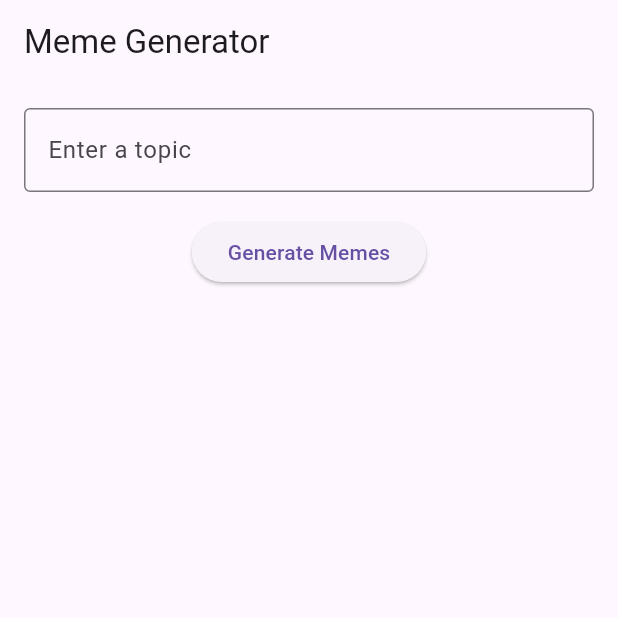
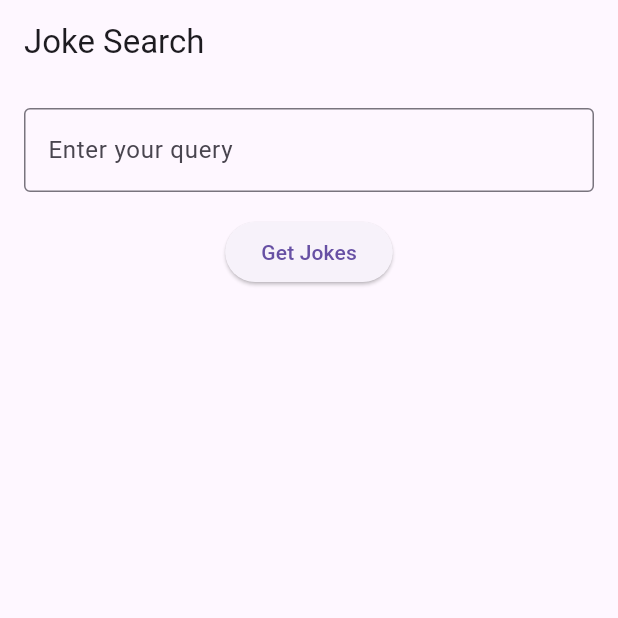
Before and after one commit to kd1308/MemeGen_Frontend, a Flutter app: the screen it shows after launch, on a phone screen of 412 x 824 dp, the top half of it. Run offline on Flutter 3.47's test engine with Material 3 defaults, Android fonts, the phone set to English and light mode, and no system bars; our stand-ins replace firebase_core; accounts and stored records are empty.

```diff
--- a/lib/main.dart
+++ b/lib/main.dart
@@ -14,32 +14,36 @@ class MemeApp extends StatelessWidget {
       theme: ThemeData(
         primarySwatch: Colors.blue,
       ),
-      home: MemeGeneratorPage(),
+      home: JokeSearchScreen(),
     );
   }
 }
 
-class MemeGeneratorPage extends StatefulWidget {
+class JokeSearchScreen extends StatefulWidget {
   @override
-  _MemeGeneratorPageState createState() => _MemeGeneratorPageState();
+  _JokeSearchScreenState createState() => _JokeSearchScreenState();
 }
 
-class _MemeGeneratorPageState extends State<MemeGeneratorPage> {
-  final TextEditingController _controller = TextEditingController();
-  List<dynamic> _memes = [];
+class _JokeSearchScreenState extends State<JokeSearchScreen> {
+  TextEditingController _controller = TextEditingController();
+  List<String> _memes = []; // Change to List<String> for clarity
+  String? _question; // To store the question from the response
 
-  Future<void> _generateMemes(String topic) async {
+  Future<void> fetchJokes(String query) async {
     final response = await http.get(
-      Uri.parse('http://127.0.0.1:8000/api/generate_memes/?input_text=$topic'),
+      Uri.parse('http://10.0.2.2:8000/get_memes/?query=$query'),
     );
 
     if (response.statusCode == 200) {
-      final data = jsonDecode(response.body);
+      final data = json.decode(response.body);
       setState(() {
-        _memes = data;
+        // Convert dynamically typed list to List<String>
+        _memes = List<String>.from(
+            data['suggestions'].map((item) => item.toString()));
+        _question = data['question']; // Store the question from the response
       });
     } else {
-      throw Exception('Failed to load memes');
+      throw Exception('Failed to load jokes');
     }
   }
 
@@ -47,7 +51,7 @@ class _MemeGeneratorPageState extends State<MemeGeneratorPage> {
   Widget build(BuildContext context) {
     return Scaffold(
       appBar: AppBar(
-        title: Text('Meme Generator'),
+        title: Text('Joke Search'),
       ),
       body: Padding(
         padding: const EdgeInsets.all(16.0),
@@ -56,34 +60,31 @@ class _MemeGeneratorPageState extends State<MemeGeneratorPage> {
             TextField(
               controller: _controller,
               decoration: InputDecoration(
-                labelText: 'Enter a topic',
+                labelText: 'Enter your query',
                 border: OutlineInputBorder(),
               ),
             ),
             SizedBox(height: 16),
             ElevatedButton(
               onPressed: () {
-                if (_controller.text.isNotEmpty) {
-                  _generateMemes(_controller.text);
-                }
+                fetchJokes(_controller.text);
               },
-              child: Text('Generate Memes'),
+              child: Text('Get Jokes'),
             ),
+            SizedBox(height: 16),
+            // Display the question received from the backend
+            if (_question != null)
+              Text(
+                'Question: $_question',
+                style: TextStyle(fontWeight: FontWeight.bold, fontSize: 16),
+              ),
+            SizedBox(height: 8),
             Expanded(
               child: ListView.builder(
                 itemCount: _memes.length,
                 itemBuilder: (context, index) {
-                  final meme = _memes[index];
-                  return Card(
-                    child: Column(
-                      children: [
-                        Image.network(meme['template']),
-                        Padding(
-                          padding: const EdgeInsets.all(8.0),
-                          child: Text(meme['keywords']),
-                        ),
-                      ],
-                    ),
+                  return ListTile(
+                    title: Text(_memes[index]),
                   );
                 },
               ),
```
Also changed, not shown: 1 other file.
